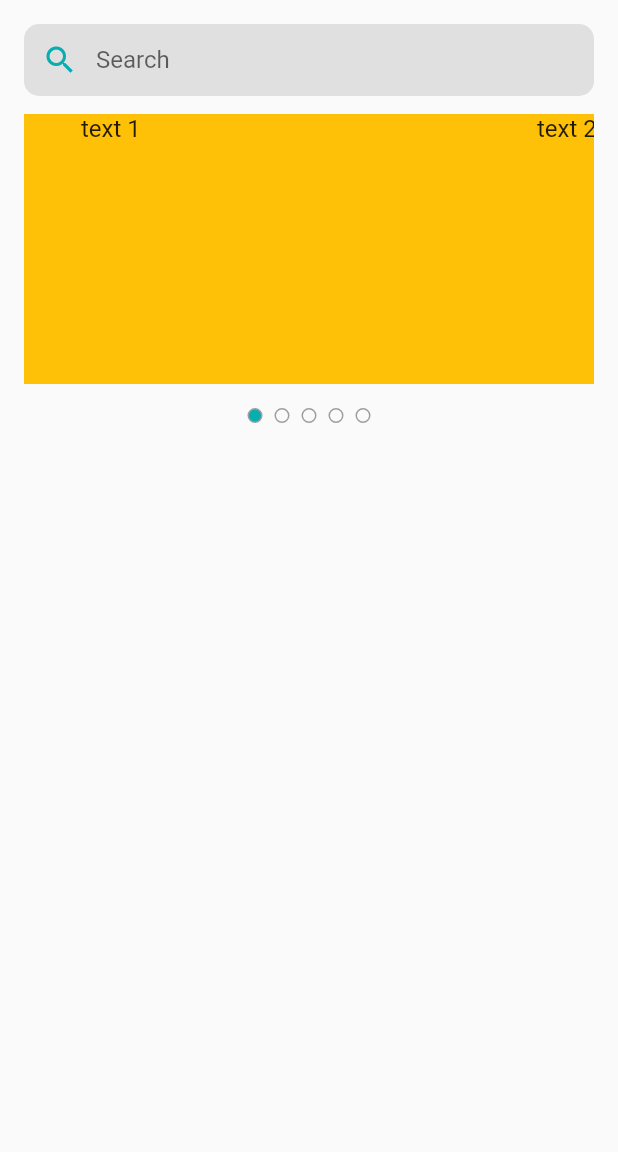
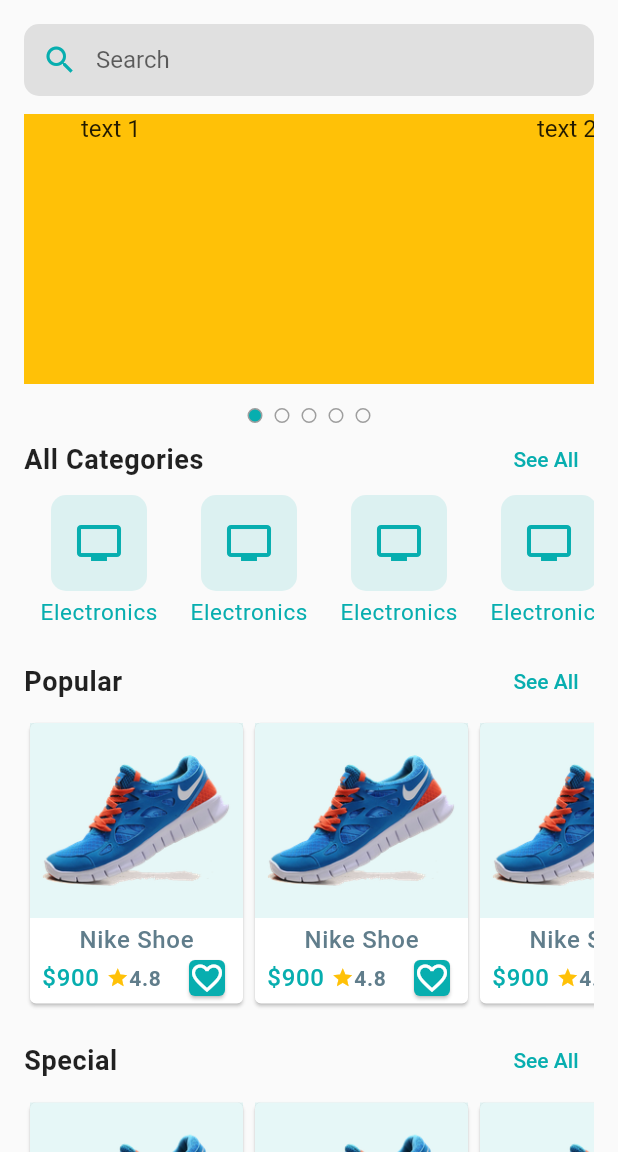
Before and after one commit to MehadiReaz/CraftyBay, a Flutter app: the screen it shows after launch, on a phone screen of 412 x 824 dp, the part 84-1236 px from its top. Run offline on Flutter 3.47's test engine with Material 2 defaults, Android fonts, the phone set to English and light mode, and no system bars; drawn by our look-alikes of carousel_slider; our stand-ins replace flutter_svg, get, pin_code_fields.

Commit message:
home screen updated

```diff
--- a/lib/presentation/ui/screens/home_screen.dart
+++ b/lib/presentation/ui/screens/home_screen.dart
@@ -1,11 +1,12 @@
-import 'package:carousel_slider/carousel_slider.dart';
 import 'package:e_commerce_app/presentation/ui/utility/app_colors.dart';
 import 'package:e_commerce_app/presentation/ui/utility/image_assets.dart';
 import 'package:e_commerce_app/presentation/ui/widgets/circular_icon_button.dart';
 import 'package:e_commerce_app/presentation/ui/widgets/home/home_carousal_slider.dart';
+import 'package:e_commerce_app/presentation/ui/widgets/home/section_header.dart';
 import 'package:flutter/material.dart';
 import 'package:flutter_svg/svg.dart';
-import 'package:font_awesome_flutter/font_awesome_flutter.dart';
+
+import '../widgets/product_card.dart';
 
 class HomeScreen extends StatefulWidget {
   const HomeScreen({super.key});
@@ -83,6 +84,84 @@ class _HomeScreenState extends State<HomeScreen> {
                 height: 12,
               ),
               HomeCarousalSlider(),
+              SectionHeader(title: 'All Categories', onTap: () {}),
+              SizedBox(
+                height: 90,
+                child: ListView.builder(
+                    itemCount: 10,
+                    scrollDirection: Axis.horizontal,
+                    itemBuilder: (context, index) {
+                      return Padding(
+                        padding: EdgeInsets.symmetric(horizontal: 10),
+                        child: Column(
+                          children: [
+                            Container(
+                              margin: EdgeInsets.symmetric(horizontal: 8),
+                              padding: EdgeInsets.all(16),
+                              decoration: BoxDecoration(
+                                borderRadius: BorderRadius.circular(10),
+                                color: AppColor.primaryColor.withOpacity(0.12),
+                              ),
+                              child: Icon(
+                                Icons.tv_outlined,
+                                size: 32,
+                                color: AppColor.primaryColor,
+                              ),
+                            ),
+                            SizedBox(
+                              height: 5,
+                            ),
+                            const Text(
+                              'Electronics',
+                              style: TextStyle(
+                                  fontSize: 15,
+                                  color: AppColor.primaryColor,
+                                  letterSpacing: 0.4),
+                            ),
+                          ],
+                        ),
+                      );
+                    }),
+              ),
+              SizedBox(
+                height: 10,
+              ),
+              SectionHeader(title: 'Popular', onTap: () {}),
+              SizedBox(
+                height: 195,
+                child: ListView.builder(
+                    itemCount: 20,
+                    scrollDirection: Axis.horizontal,
+                    itemBuilder: (context, index) {
+                      return ProductCard();
+                    }),
+              ),
+              SizedBox(
+                height: 10,
+              ),
+              SectionHeader(title: 'Special', onTap: () {}),
+              SizedBox(
+                height: 195,
+                child: ListView.builder(
+                    itemCount: 20,
+                    scrollDirection: Axis.horizontal,
+                    itemBuilder: (context, index) {
+                      return ProductCard();
+                    }),
+              ),
+              SizedBox(
+                height: 10,
+              ),
+              SectionHeader(title: 'New', onTap: () {}),
+              SizedBox(
+                height: 195,
+                child: ListView.builder(
+                    itemCount: 20,
+                    scrollDirection: Axis.horizontal,
+                    itemBuilder: (context, index) {
+                      return ProductCard();
+                    }),
+              ),
             ],
           ),
         ),
--- a/lib/presentation/ui/utility/image_assets.dart
+++ b/lib/presentation/ui/utility/image_assets.dart
@@ -1,4 +1,5 @@
 class ImageAssets {
   static const String craftyBayLogoSVG = 'assets/images/logo.svg';
   static const String craftyBayLogoNavSVG = 'assets/images/logo_nav.svg';
+  static const String craftyBayShoePNG = 'assets/images/shoe.png';
 }
--- /dev/null
+++ b/lib/presentation/ui/widgets/home/section_header.dart
@@ -0,0 +1,21 @@
+import 'package:flutter/material.dart';
+
+class SectionHeader extends StatelessWidget {
+  const SectionHeader({super.key, required this.title, required this.onTap});
+  final String title;
+  final VoidCallback onTap;
+  @override
+  Widget build(BuildContext context) {
+    return Row(
+      mainAxisAlignment: MainAxisAlignment.spaceBetween,
+      children: [
+        Text(
+          title,
+          style: TextStyle(
+              fontSize: 18, letterSpacing: 0.4, fontWeight: FontWeight.bold),
+        ),
+        TextButton(onPressed: onTap, child: Text('See All'))
+      ],
+    );
+  }
+}
--- /dev/null
+++ b/lib/presentation/ui/widgets/product_card.dart
@@ -0,0 +1,94 @@
+import 'package:e_commerce_app/presentation/ui/utility/app_colors.dart';
+import 'package:flutter/material.dart';
+
+import '../utility/image_assets.dart';
+
+class ProductCard extends StatelessWidget {
+  const ProductCard({
+    super.key,
+  });
+
+  @override
+  Widget build(BuildContext context) {
+    return SizedBox(
+      width: 150,
+      //height: 196,
+      child: Card(
+        child: Column(
+          children: [
+            Container(
+              height: 130,
+              decoration: BoxDecoration(
+                  color: AppColor.primaryColor.withOpacity(0.1),
+                  image: DecorationImage(
+                      image: AssetImage(ImageAssets.craftyBayShoePNG))),
+            ),
+            SizedBox(
+              height: 5,
+            ),
+            Text(
+              'Nike Shoe',
+              maxLines: 1,
+              overflow: TextOverflow.fade,
+              style: TextStyle(
+                color: Colors.blueGrey,
+                letterSpacing: 0.45,
+                fontSize: 16,
+                fontWeight: FontWeight.w500,
+              ),
+            ),
+            Padding(
+              padding: EdgeInsets.symmetric(horizontal: 8),
+              child: Row(
+                mainAxisAlignment: MainAxisAlignment.spaceBetween,
+                children: [
+                  Text(
+                    '\$900',
+                    style: TextStyle(
+                      color: AppColor.primaryColor,
+                      letterSpacing: 0.45,
+                      fontSize: 16,
+                      fontWeight: FontWeight.w500,
+                    ),
+                  ),
+                  Row(
+                    children: [
+                      Icon(
+                        Icons.star,
+                        color: Colors.amber,
+                        size: 15,
+                      ),
+                      Text(
+                        '4.8',
+                        style: TextStyle(
+                          color: Colors.blueGrey,
+                          letterSpacing: 0.45,
+                          //fontSize: 16,
+                          fontWeight: FontWeight.w700,
+                        ),
+                      ),
+                    ],
+                  ),
+                  SizedBox(
+                    width: 5,
+                  ),
+                  Card(
+                    color: AppColor.primaryColor,
+                    child: Container(
+                      decoration:
+                          BoxDecoration(borderRadius: BorderRadius.circular(5)),
+                      child: Icon(
+                        Icons.favorite_outline,
+                        color: Colors.white,
+                      ),
+                    ),
+                  )
+                ],
+              ),
+            ),
+          ],
+        ),
+      ),
+    );
+  }
+}
```
Also changed, not shown: assets/images/shoe.png (added).
